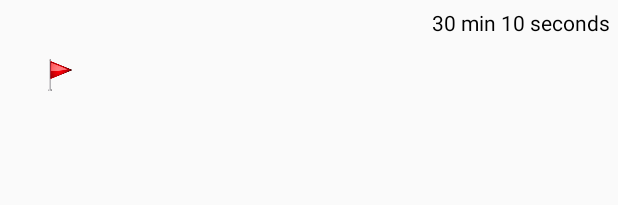
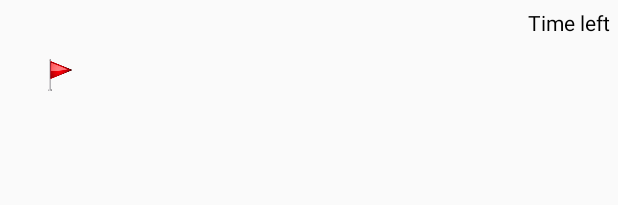
Before and after one commit to YasiruPriyadarshana/EClassKIT, an Android app: the layout activity_quiz_main.xml on its own in the app's theme, with its tools: preview values and no code run, on a phone screen of 412 x 824 dp. Shown: the top 205 px of the screen. Run offline under Robolectric (Android 15) with nearby library versions, the phone set to English and light mode, and no system bars.

Commit message:
Fix bugs

```diff
--- a/app/src/main/res/layout/activity_quiz_main.xml
+++ b/app/src/main/res/layout/activity_quiz_main.xml
@@ -14,7 +14,7 @@
         android:layout_gravity="right"
         android:layout_margin="5dp"
         android:layout_marginRight="20dp"
-        android:text="30 min 10 seconds"
+        android:text="Time left"
         android:textColor="#000000" />
 
     <ImageButton
@@ -36,7 +36,8 @@
     <com.google.android.material.tabs.TabLayout
         android:id="@+id/quiztablayout"
         android:layout_width="match_parent"
-        android:layout_height="wrap_content"/>
+        android:layout_height="wrap_content"
+        app:tabMode="scrollable"/>
 
     <androidx.viewpager.widget.ViewPager
         android:id="@+id/quizviewpager"
```
Also changed, not shown: app/src/main/java/com/wonder/eclasskit/TeacherLogin.java (+6 -1 lines), app/src/main/java/com/wonder/eclasskit/addQuestions.java (+21 -1 lines), app/src/main/java/com/wonder/eclasskit/quizMain.java (+13 -6 lines), app/src/main/res/layout/activity_teacher_login.xml (+7 -0 lines).
